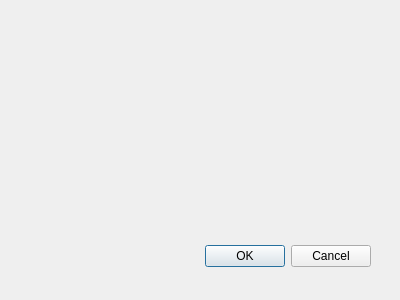
huifeng-kooboo/dxftoshp, file dxftoshp_dialog_base.ui: the form before one commit.
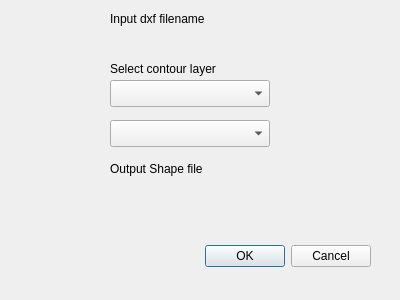
The form after the commit. Custom widgets are drawn as their Qt base class.

Patch:
```diff
--- a/dxftoshp_dialog_base.ui
+++ b/dxftoshp_dialog_base.ui
@@ -28,7 +28,98 @@
     <set>QDialogButtonBox::Cancel|QDialogButtonBox::Ok</set>
    </property>
   </widget>
+  <widget class="QgsFieldComboBox" name="mFieldComboBox">
+   <property name="geometry">
+    <rect>
+     <x>110</x>
+     <y>80</y>
+     <width>160</width>
+     <height>27</height>
+    </rect>
+   </property>
+  </widget>
+  <widget class="QgsFieldComboBox" name="mFieldComboBox_2">
+   <property name="geometry">
+    <rect>
+     <x>110</x>
+     <y>120</y>
+     <width>160</width>
+     <height>27</height>
+    </rect>
+   </property>
+  </widget>
+  <widget class="QgsFileWidget" name="mQgsFileWidget">
+   <property name="geometry">
+    <rect>
+     <x>110</x>
+     <y>30</y>
+     <width>201</width>
+     <height>27</height>
+    </rect>
+   </property>
+  </widget>
+  <widget class="QgsFileWidget" name="mQgsFileWidget_2">
+   <property name="geometry">
+    <rect>
+     <x>110</x>
+     <y>180</y>
+     <width>201</width>
+     <height>27</height>
+    </rect>
+   </property>
+  </widget>
+  <widget class="QLabel" name="label">
+   <property name="geometry">
+    <rect>
+     <x>110</x>
+     <y>10</y>
+     <width>111</width>
+     <height>18</height>
+    </rect>
+   </property>
+   <property name="text">
+    <string>Input dxf filename</string>
+   </property>
+  </widget>
+  <widget class="QLabel" name="label_2">
+   <property name="geometry">
+    <rect>
+     <x>110</x>
+     <y>60</y>
+     <width>131</width>
+     <height>18</height>
+    </rect>
+   </property>
+   <property name="text">
+    <string>Select contour layer</string>
+   </property>
+  </widget>
+  <widget class="QLabel" name="label_3">
+   <property name="geometry">
+    <rect>
+     <x>110</x>
+     <y>160</y>
+     <width>121</width>
+     <height>18</height>
+    </rect>
+   </property>
+   <property name="text">
+    <string>Output Shape file</string>
+   </property>
+  </widget>
  </widget>
+ <customwidgets>
+  <customwidget>
+   <class>QgsFieldComboBox</class>
+   <extends>QComboBox</extends>
+   <header>qgsfieldcombobox.h</header>
+  </customwidget>
+  <customwidget>
+   <class>QgsFileWidget</class>
+   <extends>QWidget</extends>
+   <header>qgsfilewidget.h</header>
+  </customwidget>
+ </customwidgets>
  <resources/>
  <connections>
   <connection>
```
Left out of the diff: 41 changed lines with no effect on the pictures.
